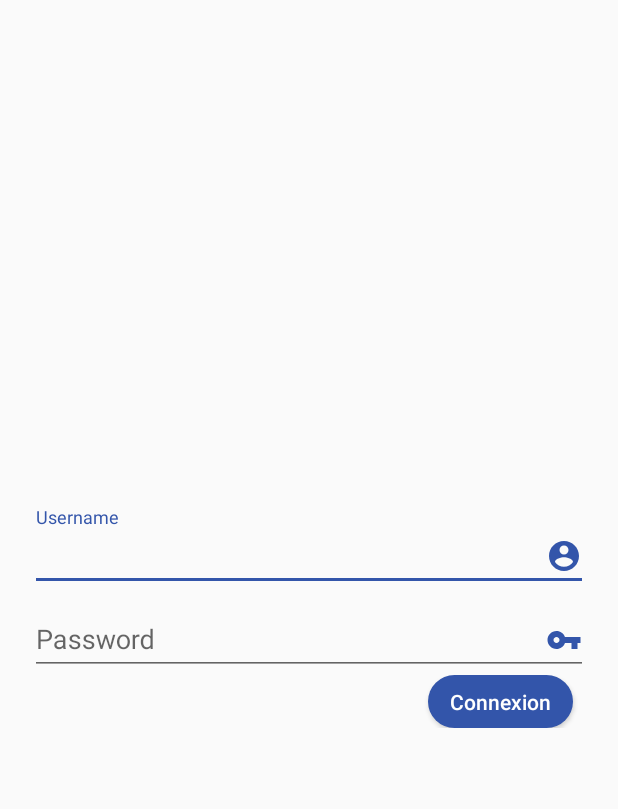
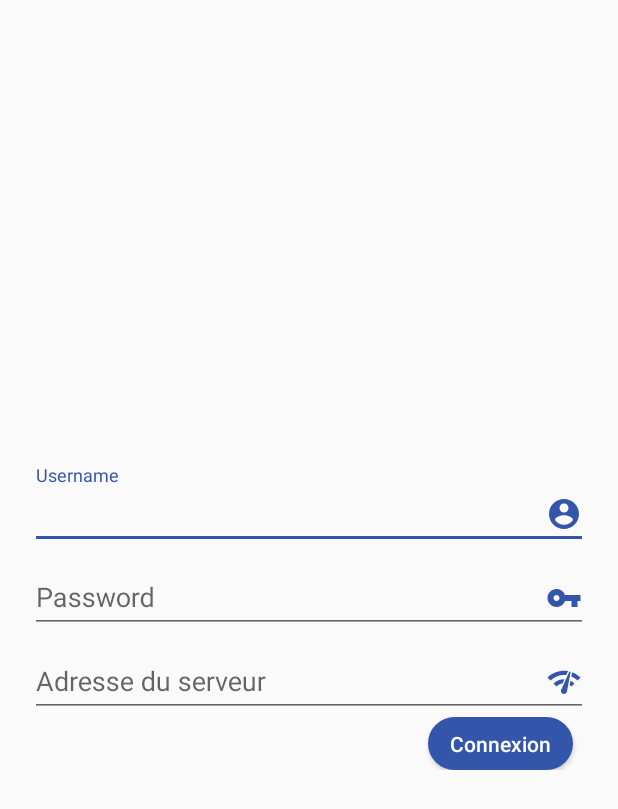
Before and after one commit to INGANZAMARUMPU/EVENT_APK, an Android app: the screen it shows after launch (LoginActivity), after a tap on "Connexion", on a phone screen of 412 x 824 dp. Shown: the top 809 px of the screen. Run offline under Robolectric (Android 15) with nearby library versions, the phone set to English and light mode, and no system bars.

Commit message:
added host field in loginForm

```diff
--- a/app/src/main/java/bi/konstrictor/ikirori/LoginActivity.java
+++ b/app/src/main/java/bi/konstrictor/ikirori/LoginActivity.java
@@ -27,10 +27,9 @@ import okhttp3.Response;
 
 public class LoginActivity extends AppCompatActivity {
 
-    private EditText field_login_username, field_login_password;
+    private EditText field_login_username, field_login_password, field_login_ip;
     private ProgressBar progress_login;
     private View login_form_layout;
-    private SharedPreferences sessionPreference;
 
     @Override
     public void onCreate(Bundle savedInstanceState) {
@@ -38,31 +37,44 @@ public class LoginActivity extends AppCompatActivity {
         setContentView(R.layout.activity_login);
         field_login_username = findViewById(R.id.field_login_username);
         field_login_password = findViewById(R.id.field_login_password);
+        field_login_ip = findViewById(R.id.field_login_ip);
         progress_login = findViewById(R.id.progress_login);
         login_form_layout = findViewById(R.id.login_form_layout);
 
-        sessionPreference = getSharedPreferences("user_session", Context.MODE_PRIVATE);
-
-        String refresh = sessionPreference.getString("refresh", "");
-        String token = sessionPreference.getString("token", "");
+        String refresh = Host.getSessionValue(this,"user_session", "refresh");
+        String token = Host.getSessionValue(this,"user_session", "token");
 
         if(!token.trim().isEmpty() & !refresh.trim().isEmpty()){
             Intent intent = new Intent(this, MainActivity.class);
             if(Host.extractUser(this, token)!=null) startActivity(intent);
+        }else{
+            populateFields();
         }
     }
+
+    private void populateFields() {
+        field_login_username.setText(Host.getSessionValue(this,"login_session", "username"));
+        field_login_ip.setText(Host.getSessionValue(this,"login_session", "ip"));
+    }
+
     public void nextActivity(View view) {
+        String host = field_login_ip.getText().toString();
+        if (!host.startsWith("http"))
+            host = "http://"+host;
+        final String host_url = host;
         progress_login.setVisibility(View.VISIBLE);
         login_form_layout.setVisibility(View.GONE);
         String json =
-                "{\"username\":\""+field_login_username.getText() +"\", " +
-                   "\"password\":\""+field_login_password.getText()
-                +"\"}";
+                "{" +
+                    "\"username\":\""+field_login_username.getText() +"\", " +
+                    "\"password\":\""+field_login_password.getText()+ "\"" +
+                "}";
+
         RequestBody body = RequestBody.create(json,
                 MediaType.parse("application/json; charset=utf-8"));
 
         OkHttpClient client = new OkHttpClient();
-        HttpUrl.Builder urlBuilder = HttpUrl.parse(Host.URL+"/api/login/").newBuilder();
+        HttpUrl.Builder urlBuilder = HttpUrl.parse(host+"/api/login/").newBuilder();
 
         String url = urlBuilder.build().toString();
         Request request = new Request.Builder()
@@ -72,7 +84,12 @@ public class LoginActivity extends AppCompatActivity {
         client.newCall(request).enqueue(new Callback() {
             @Override
             public void onFailure(Call call, IOException e) {
-                Toast.makeText(LoginActivity.this, "Pas d'access réseau", Toast.LENGTH_SHORT).show();
+                LoginActivity.this.runOnUiThread(new Runnable() {
+                    @Override
+                    public void run() {
+                        Toast.makeText(LoginActivity.this, "Pas d'access réseau", Toast.LENGTH_SHORT).show();
+                    }
+                });
             }
 
             @Override
@@ -80,15 +97,23 @@ public class LoginActivity extends AppCompatActivity {
                 String json = response.body().string();
                 try {
                     JSONObject jsonObject = new  JSONObject(json);
-                    String token = jsonObject.getString("access");
-                    String refresh = jsonObject.getString("refresh");
-                    SharedPreferences.Editor session = sessionPreference.edit();
-                    session.putString("token", token);
-                    session.putString("refresh", token);
-                    session.commit();
+                    final String token = jsonObject.getString("access");
+                    final String refresh = jsonObject.getString("refresh");
                     LoginActivity.this.runOnUiThread(new Runnable() {
                         @Override
                         public void run() {
+                            SharedPreferences sessionPreference = getSharedPreferences("user_session", MODE_PRIVATE);
+                            SharedPreferences.Editor session = sessionPreference.edit();
+                            session.putString("token", token);
+                            session.putString("refresh", refresh);
+                            session.commit();
+
+                            SharedPreferences loginPreference = getSharedPreferences("login_session", MODE_PRIVATE);
+                            SharedPreferences.Editor login = loginPreference.edit();
+                            login.putString("ip", host_url);
+                            login.putString("username", Host.extractUser(LoginActivity.this, token).username);
+                            login.commit();
+
                             Intent intent = new Intent(LoginActivity.this, MainActivity.class);
                             startActivity(intent);
                         }
--- a/app/src/main/java/bi/konstrictor/ikirori/ServicesForm.java
+++ b/app/src/main/java/bi/konstrictor/ikirori/ServicesForm.java
@@ -63,7 +63,7 @@ public class ServicesForm extends Dialog {
     }
     private void submit(final boolean refreshed) {
         OkHttpClient client = new OkHttpClient();
-        HttpUrl.Builder urlBuilder = HttpUrl.parse(Host.URL+"/api/consommation/").newBuilder();
+        HttpUrl.Builder urlBuilder = HttpUrl.parse(Host.getURL(activity)+"/api/consommation/").newBuilder();
         String json =
             "{" +
                     "\"quantity\":"+ quantity +", " +
@@ -76,7 +76,8 @@ public class ServicesForm extends Dialog {
         String url = urlBuilder.build().toString();
         Request request = new Request.Builder()
                 .url(url)
-                .addHeader("Authorization", "Bearer " + Host.getToken(activity))
+                .addHeader("Authorization", "Bearer " +
+                        Host.getSessionValue(activity, "user_session","token"))
                 .post(body).build();
 
         client.newCall(request).enqueue(new Callback() {
--- /dev/null
+++ b/app/src/main/res/drawable/ic_server_address.xml
@@ -0,0 +1,5 @@
+<vector android:height="24dp" android:tint="#35a"
+    android:viewportHeight="24.0" android:viewportWidth="24.0"
+    android:width="24dp" xmlns:android="http://schemas.android.com/apk/res/android">
+    <path android:fillColor="#FF000000" android:pathData="M15.9,5c-0.17,0 -0.32,0.09 -0.41,0.23l-0.07,0.15 -5.18,11.65c-0.16,0.29 -0.26,0.61 -0.26,0.96 0,1.11 0.9,2.01 2.01,2.01 0.96,0 1.77,-0.68 1.96,-1.59l0.01,-0.03L16.4,5.5c0,-0.28 -0.22,-0.5 -0.5,-0.5zM1,9l2,2c2.88,-2.88 6.79,-4.08 10.53,-3.62l1.19,-2.68C9.89,3.84 4.74,5.27 1,9zM21,11l2,-2c-1.64,-1.64 -3.55,-2.82 -5.59,-3.57l-0.53,2.82c1.5,0.62 2.9,1.53 4.12,2.75zM17,15l2,-2c-0.8,-0.8 -1.7,-1.42 -2.66,-1.89l-0.55,2.92c0.42,0.27 0.83,0.59 1.21,0.97zM5,13l2,2c1.13,-1.13 2.56,-1.79 4.03,-2l1.28,-2.88c-2.63,-0.08 -5.3,0.87 -7.31,2.88z"/>
+</vector>
--- a/app/src/main/res/layout/activity_login.xml
+++ b/app/src/main/res/layout/activity_login.xml
@@ -3,8 +3,9 @@
     xmlns:tools="http://schemas.android.com/tools"
     android:layout_width="match_parent"
     android:layout_height="match_parent"
-    tools:context=".LoginActivity"
-    android:padding="20dp">
+    android:padding="20dp"
+    tools:context=".LoginActivity">
+
     <ProgressBar
         android:id="@+id/progress_login"
         android:layout_width="wrap_content"
@@ -17,24 +18,21 @@
         android:id="@+id/login_form_layout"
         android:layout_width="match_parent"
         android:layout_height="wrap_content"
-        android:layout_centerHorizontal="true"
-        android:layout_centerVertical="true"
+        android:layout_centerInParent="true"
         android:orientation="vertical">
 
         <com.google.android.material.textfield.TextInputLayout
             android:layout_width="match_parent"
             android:layout_height="wrap_content">
-
             <EditText
                 android:id="@+id/field_login_username"
                 android:layout_width="match_parent"
                 android:layout_height="wrap_content"
+                android:drawableEnd="@drawable/ic_user_p"
                 android:hint="@string/username"
                 android:inputType="text"
                 android:maxLines="1"
-                android:singleLine="true"
-                android:drawableEnd="@drawable/ic_user_p" />
-
+                android:singleLine="true" />
         </com.google.android.material.textfield.TextInputLayout>
 
         <com.google.android.material.textfield.TextInputLayout
@@ -45,12 +43,25 @@
                 android:id="@+id/field_login_password"
                 android:layout_width="match_parent"
                 android:layout_height="wrap_content"
+                android:drawableEnd="@drawable/ic_key_a"
                 android:hint="@string/mdp"
                 android:imeOptions="actionUnspecified"
                 android:inputType="textPassword"
                 android:maxLines="1"
-                android:singleLine="true"
-                android:drawableEnd="@drawable/ic_key_a" />
+                android:singleLine="true" />
+        </com.google.android.material.textfield.TextInputLayout>
+        <com.google.android.material.textfield.TextInputLayout
+            android:layout_width="match_parent"
+            android:layout_height="wrap_content">
+            <EditText
+                android:id="@+id/field_login_ip"
+                android:layout_width="match_parent"
+                android:layout_height="wrap_content"
+                android:drawableEnd="@drawable/ic_server_address"
+                android:hint="Adresse du serveur"
+                android:inputType="text"
+                android:maxLines="1"
+                android:singleLine="true" />
         </com.google.android.material.textfield.TextInputLayout>
         <RelativeLayout
             android:layout_width="match_parent"
@@ -61,12 +72,12 @@
                 android:layout_width="wrap_content"
                 android:layout_height="35dp"
                 android:layout_alignParentEnd="true"
+                android:layout_marginEnd="10dp"
+                android:background="@drawable/material_button"
+                android:onClick="nextActivity"
+                android:text="@string/login"
                 android:textAllCaps="false"
-                android:text="@string/login"
-                android:background="@drawable/material_button"
-                android:textColor="#fff"
-                android:layout_marginEnd="10dp"
-                android:onClick="nextActivity"/>
+                android:textColor="#fff"/>
         </RelativeLayout>
     </LinearLayout>
 </RelativeLayout>
--- a/app/src/main/res/layout/dialog_service.xml
+++ b/app/src/main/res/layout/dialog_service.xml
@@ -75,7 +75,8 @@
                 android:layout_height="30dp"
                 android:layout_gravity="center_vertical"
                 android:background="@drawable/componant_button"
-                android:layout_margin="3dp">
+                android:layout_margin="3dp"
+                android:padding="0dp">
                 <Spinner
                     android:id="@+id/combo_service_products"
                     android:layout_width="wrap_content"
```
Also changed, not shown: app/src/main/java/bi/konstrictor/ikirori/Host.java (+11 -14 lines), app/src/main/java/bi/konstrictor/ikirori/MainActivity.java (+12 -8 lines).
